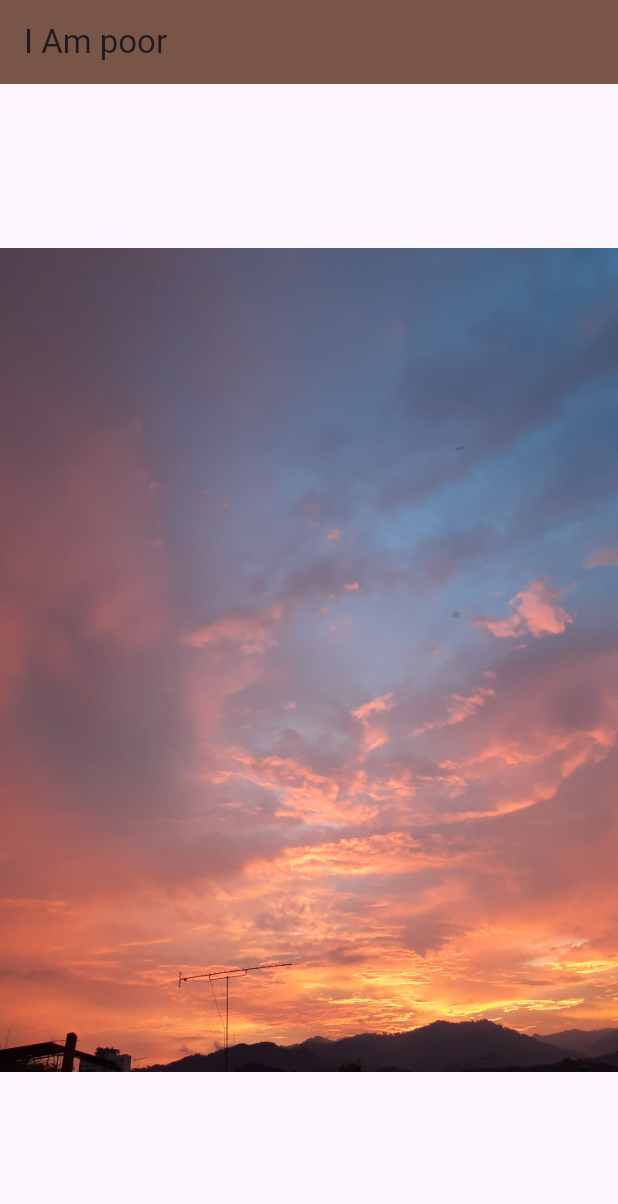
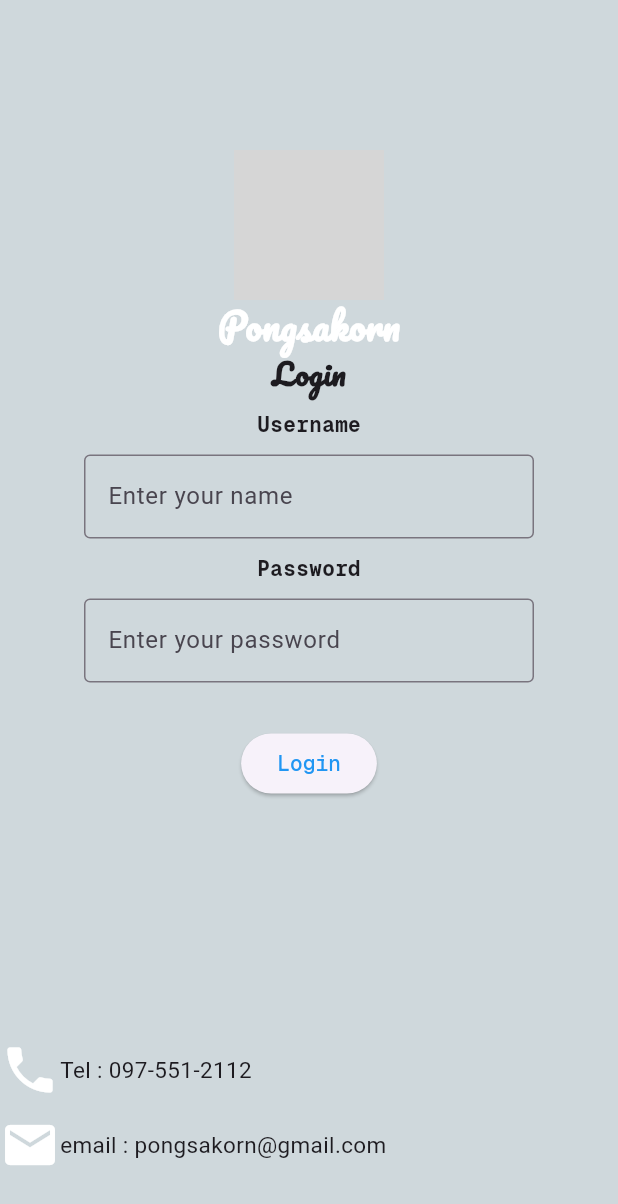
Before and after one commit to megnesiumm/Flutter-apps-Poor, a Flutter app: the screen it shows after launch, on a phone screen of 412 x 824 dp. Shown: the top 1204 px of the screen. Run offline on Flutter 3.47's test engine with Material 3 defaults, Android fonts, the phone set to English and light mode, and no system bars; grey boxes are pictures that could not be loaded.

Commit message:
two commit

```diff
--- a/lib/main.dart
+++ b/lib/main.dart
@@ -1,18 +1,129 @@
 import 'package:flutter/material.dart';
+// import 'package:google_fonts/google_fonts.dart';
 
 void main() {
-  runApp(
-    MaterialApp(
-      home: Scaffold(
-        appBar: AppBar(
-          backgroundColor: Colors.brown,
-          title:const Text('I Am poor'),
-        ),
-        body: const Center(
-          child:  Image(image: AssetImage('images/sky.jpg')),
+  runApp(const MyApp());
+}
+
+class MyApp extends StatelessWidget {
+  const MyApp({super.key});
+
+  @override
+  Widget build(BuildContext context) {
+    return MaterialApp(
+      debugShowCheckedModeBanner: false,
+      home: Center(
+        child: Scaffold(
+          backgroundColor: Colors.blueGrey[100],
+          body: SafeArea(
+              child: Column(
+            children: [
+              const SizedBox(
+                height: 100,
+              ),
+
+              const Center(
+                child: CircleAvatar(
+                  backgroundImage: AssetImage('images/pongsakorn.jpg'),
+                  radius: 50,
+                  backgroundColor: Colors.red,
+                ),
+              ),
+              const Text(
+                'Pongsakorn',
+                style: TextStyle(
+                    fontFamily: 'Pacifico',
+                    fontSize: 24,
+                    fontWeight: FontWeight.bold,
+                    color: Colors.white),
+              ),
+              const Text("Login", //Login Text
+                  style: TextStyle(
+                      fontFamily: 'Pacifico',
+                      fontSize: 20,
+                      fontWeight: FontWeight.bold)),
+              const SizedBox(height: 10),
+              const Text("Username",
+                  style: TextStyle(
+                      fontFamily: 'GeistMono',
+                      fontSize: 14,
+                      fontWeight: FontWeight.bold)),
+              const SizedBox(height: 10), //User Text
+              const SizedBox(
+                width: 300, // กำหนดความกว้างของ TextField
+                child: TextField(
+                  decoration: InputDecoration(
+                    labelText: "Enter your name",
+                    hintText: "Type your name here",
+                    border: OutlineInputBorder(),
+                  ),
+                ),
+              ),
+              const SizedBox(height: 10), //Input Username data box
+              const Text("Password",
+                  style: TextStyle(
+                      fontFamily: 'GeistMono',
+                      fontSize: 14,
+                      fontWeight: FontWeight.bold)),
+              const SizedBox(height: 10), //Password Text
+              const SizedBox(
+                width: 300, // กำหนดความกว้างของ TextField
+                child: TextField(
+                  obscureText: true, // ซ่อนข้อความในช่องใส่รหัสผ่าน
+                  decoration: InputDecoration(
+                    labelText: "Enter your password",
+                    hintText: "Type your password here",
+                    border: OutlineInputBorder(),
+                  ),
+                ),
+              ),
+              const SizedBox(height: 30), //Input Password data box
+              ElevatedButton(
+                onPressed: () {
+                  print("Login ");
+                },
+                child: const Text(
+                  "Login",
+                  style: TextStyle(fontFamily: 'GeistMono', color: Colors.blue),
+                ),
+              ),
+              const SizedBox(height: 10), //Button pass Login
+              const SizedBox(
+                height: 150,
+              ),
+              // ignore: avoid_unnecessary_containers
+              Container(
+                child: const Row(
+                  mainAxisAlignment: MainAxisAlignment.start,
+                  children: [
+                    Icon(
+                      Icons.phone,
+                      size: 40,
+                      color: Colors.white,
+                    ),
+                    Text("Tel : 097-551-2112", style: TextStyle(fontSize: 15)),
+                  ],
+                ),
+              ),
+              Container(
+                padding: const EdgeInsets.fromLTRB(0, 10, 0, 10),
+                child: const Row(
+                  mainAxisAlignment: MainAxisAlignment.start,
+                  children: [
+                    Icon(
+                      Icons.email,
+                      size: 40,
+                      color: Colors.white,
+                    ),
+                    Text("email : pongsakorn@gmail.com",
+                        style: TextStyle(fontSize: 15)),
+                  ],
+                ),
+              ),
+            ],
+          )),
         ),
       ),
-    )
-  );
-
+    );
+  }
 }
```
Also changed, not shown: pubspec.yaml (+10 -12 lines), fonts/GeistMono-VariableFont_wght.ttf (added), fonts/Pacifico-Regular.ttf (added), pubspec.lock, 7 other files.
